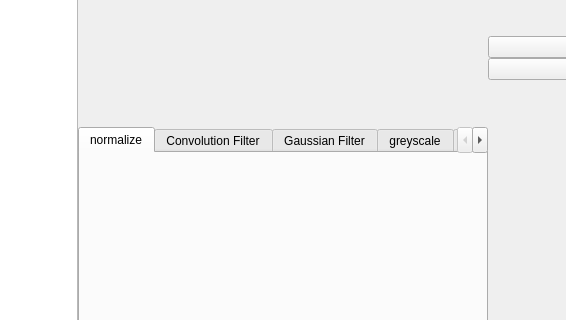
The window that dynamic_list_widgets/ui_dynamic_list_widget.ui (majorx234/pyqt5_examples) describes before a commit, drawn with Qt 5; both pictures show x 122 to 688 and y 409 to 729 of the 883 by 880 pixel window.
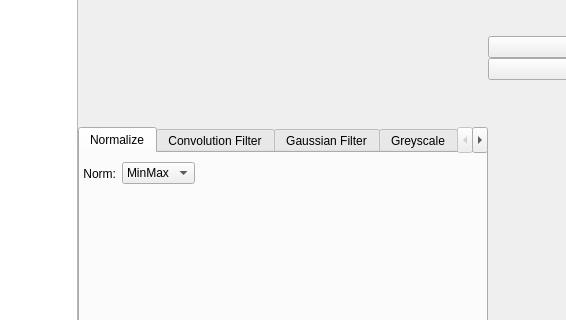
The same window after the commit. The open tabs and pages were chosen to show the change.

Commit message: Add facedetection feature using frontface classifier

What changed in the file:
```diff
--- a/dynamic_list_widgets/ui_dynamic_list_widget.ui
+++ b/dynamic_list_widgets/ui_dynamic_list_widget.ui
@@ -92,8 +92,86 @@
         </property>
         <widget class="QWidget" name="normalizeTab">
          <attribute name="title">
-          <string>normalize</string>
+          <string>Normalize</string>
          </attribute>
+         <widget class="QWidget" name="horizontalLayoutWidget_2">
+          <property name="geometry">
+           <rect>
+            <x>0</x>
+            <y>0</y>
+            <width>411</width>
+            <height>41</height>
+           </rect>
+          </property>
+          <layout class="QHBoxLayout" name="horizontalLayout_2">
+           <item>
+            <spacer name="horizontalSpacer_2">
+             <property name="orientation">
+              <enum>Qt::Horizontal</enum>
+             </property>
+             <property name="sizeType">
+              <enum>QSizePolicy::Maximum</enum>
+             </property>
+             <property name="sizeHint" stdset="0">
+              <size>
+               <width>3</width>
+               <height>20</height>
+              </size>
+             </property>
+            </spacer>
+           </item>
+           <item>
+            <widget class="QLabel" name="normLabel">
+             <property name="layoutDirection">
+              <enum>Qt::RightToLeft</enum>
+             </property>
+             <property name="text">
+              <string>Norm:</string>
+             </property>
+             <property name="alignment">
+              <set>Qt::AlignRight|Qt::AlignTrailing|Qt::AlignVCenter</set>
+             </property>
+            </widget>
+           </item>
+           <item>
+            <widget class="QComboBox" name="normCombobox">
+             <item>
+              <property name="text">
+               <string>MinMax</string>
+              </property>
+             </item>
+             <item>
+              <property name="text">
+               <string>INF</string>
+              </property>
+             </item>
+             <item>
+              <property name="text">
+               <string>L1</string>
+              </property>
+             </item>
+             <item>
+              <property name="text">
+               <string>L2</string>
+              </property>
+             </item>
+            </widget>
+           </item>
+           <item>
+            <spacer name="horizontalSpacer">
+             <property name="orientation">
+              <enum>Qt::Horizontal</enum>
+             </property>
+             <property name="sizeHint" stdset="0">
+              <size>
+               <width>40</width>
+               <height>20</height>
+              </size>
+             </property>
+            </spacer>
+           </item>
+          </layout>
+         </widget>
         </widget>
         <widget class="QWidget" name="convolutionFilterTab">
          <attribute name="title">
@@ -329,12 +407,12 @@
         </widget>
         <widget class="QWidget" name="greyscaleTab">
          <attribute name="title">
-          <string>greyscale</string>
+          <string>Greyscale</string>
          </attribute>
         </widget>
         <widget class="QWidget" name="thresholdTab">
          <attribute name="title">
-          <string>threshold</string>
+          <string>Threshold</string>
          </attribute>
         </widget>
         <widget class="QWidget" name="erosionTab">
@@ -349,7 +427,12 @@
         </widget>
         <widget class="QWidget" name="morphologicalGradientTab">
          <attribute name="title">
-          <string>&quot;Morphological Gradient</string>
+          <string>Morphological Gradient</string>
+         </attribute>
+        </widget>
+				<widget class="QWidget" name="facedetectionTab">
+         <attribute name="title">
+          <string>Facedetection</string>
          </attribute>
         </widget>
        </widget>
```
Left out of the diff: 3 changed lines with no effect on the pictures. The commit also changes 1 other file.
